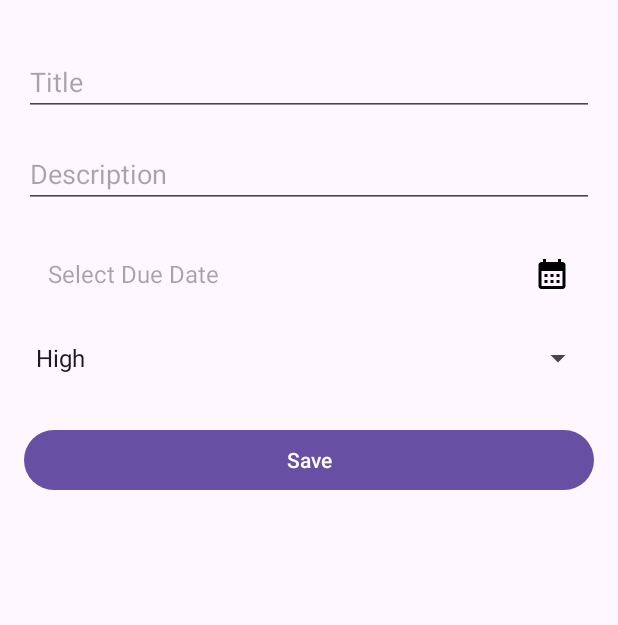
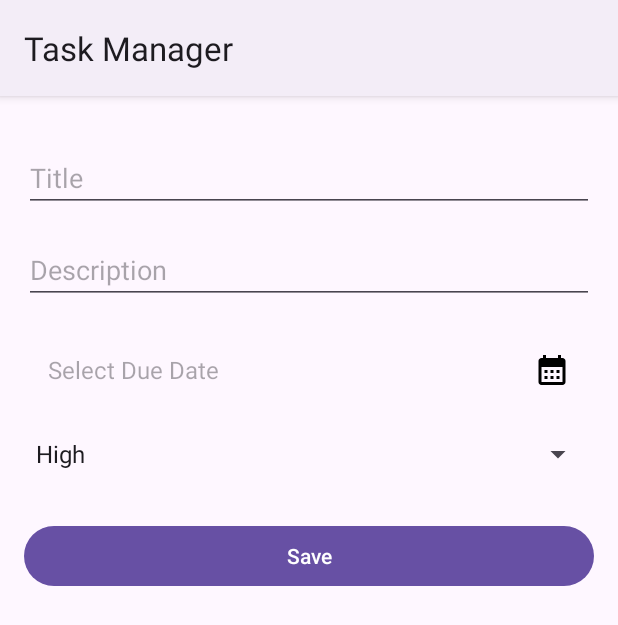
Before and after one commit to LCB2021029-Badri/task_manager_1, an Android app: the screen it shows after launch (MainActivity), after a tap on an icon or button, on a phone screen of 412 x 824 dp. Shown: the top 625 px of the screen. Run offline under Robolectric (Android 15) with nearby library versions, the phone set to English and light mode, and no system bars; our stand-ins replace Room's generated code.

Commit message:
actionBar added

```diff
--- a/app/src/main/res/layout/activity_main.xml
+++ b/app/src/main/res/layout/activity_main.xml
@@ -17,4 +17,6 @@
         app:layout_constraintStart_toStartOf="parent"
         app:layout_constraintEnd_toEndOf="parent"/>
 
+
+
 </androidx.constraintlayout.widget.ConstraintLayout>
--- a/app/src/main/res/values-night/themes.xml
+++ b/app/src/main/res/values-night/themes.xml
@@ -1,6 +1,7 @@
 <resources xmlns:tools="http://schemas.android.com/tools">
     <!-- Base application theme. -->
-    <style name="Base.Theme.TaskManager" parent="Theme.Material3.DayNight.NoActionBar">
+<!--    <style name="Base.Theme.TaskManager" parent="Theme.Material3.DayNight.NoActionBar">-->
+    <style name="Base.Theme.TaskManager" parent="Theme.Material3.Dark">
         <!-- Customize your dark theme here. -->
         <!-- <item name="colorPrimary">@color/my_dark_primary</item> -->
     </style>
--- a/app/src/main/res/values/colors.xml
+++ b/app/src/main/res/values/colors.xml
@@ -4,9 +4,9 @@
     <color name="white">#FFFFFFFF</color>
 
 
-    <color name="priority_high">#FF9800</color>
-    <color name="priority_medium">#FFEB3B</color>
-    <color name="priority_low">#8BC34A</color>
+    <color name="priority_high">#ABFF5722</color>
+    <color name="priority_medium">#97FFEB3B</color>
+    <color name="priority_low">#AE8BC34A</color>
 
     <color name="selected_item">#A154C9FD</color>
 </resources>
--- a/app/src/main/res/values/themes.xml
+++ b/app/src/main/res/values/themes.xml
@@ -1,6 +1,7 @@
 <resources xmlns:tools="http://schemas.android.com/tools">
     <!-- Base application theme. -->
-    <style name="Base.Theme.TaskManager" parent="Theme.Material3.DayNight.NoActionBar">
+<!--    <style name="Base.Theme.TaskManager" parent="Theme.Material3.DayNight.NoActionBar">-->
+    <style name="Base.Theme.TaskManager" parent="Theme.Material3.Light">
         <!-- Customize your light theme here. -->
         <!-- <item name="colorPrimary">@color/my_light_primary</item> -->
     </style>
```
